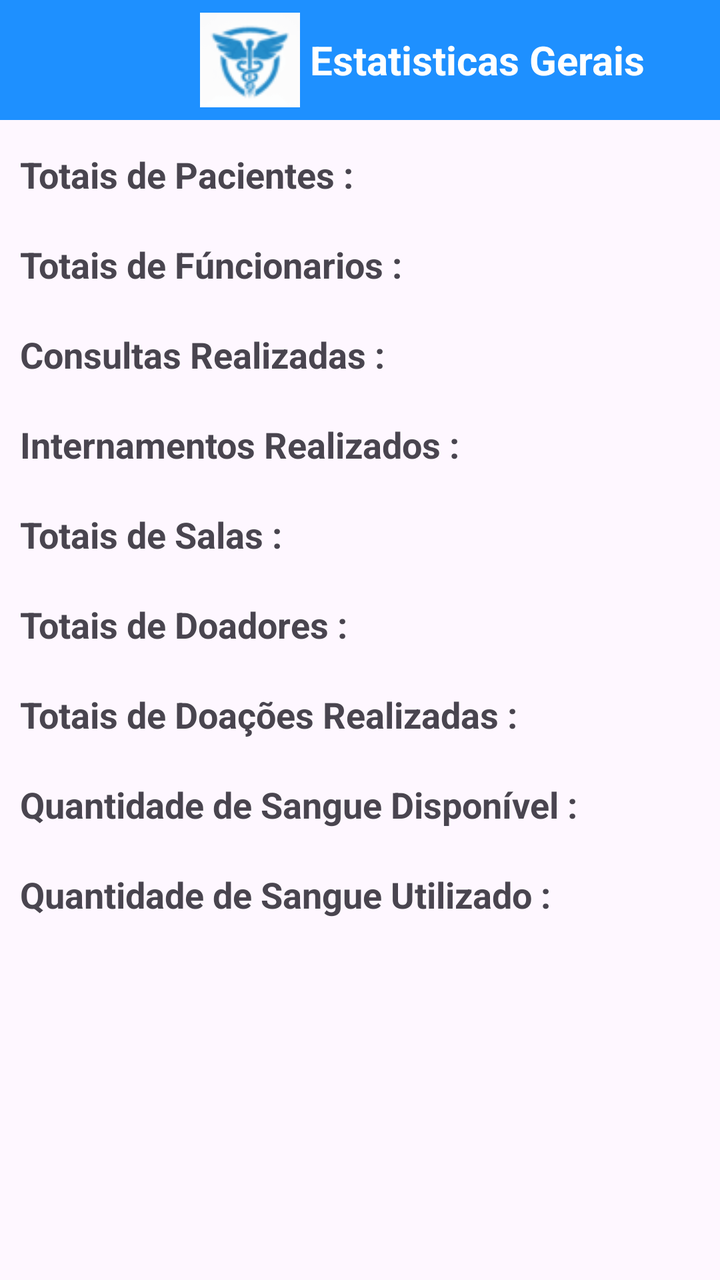
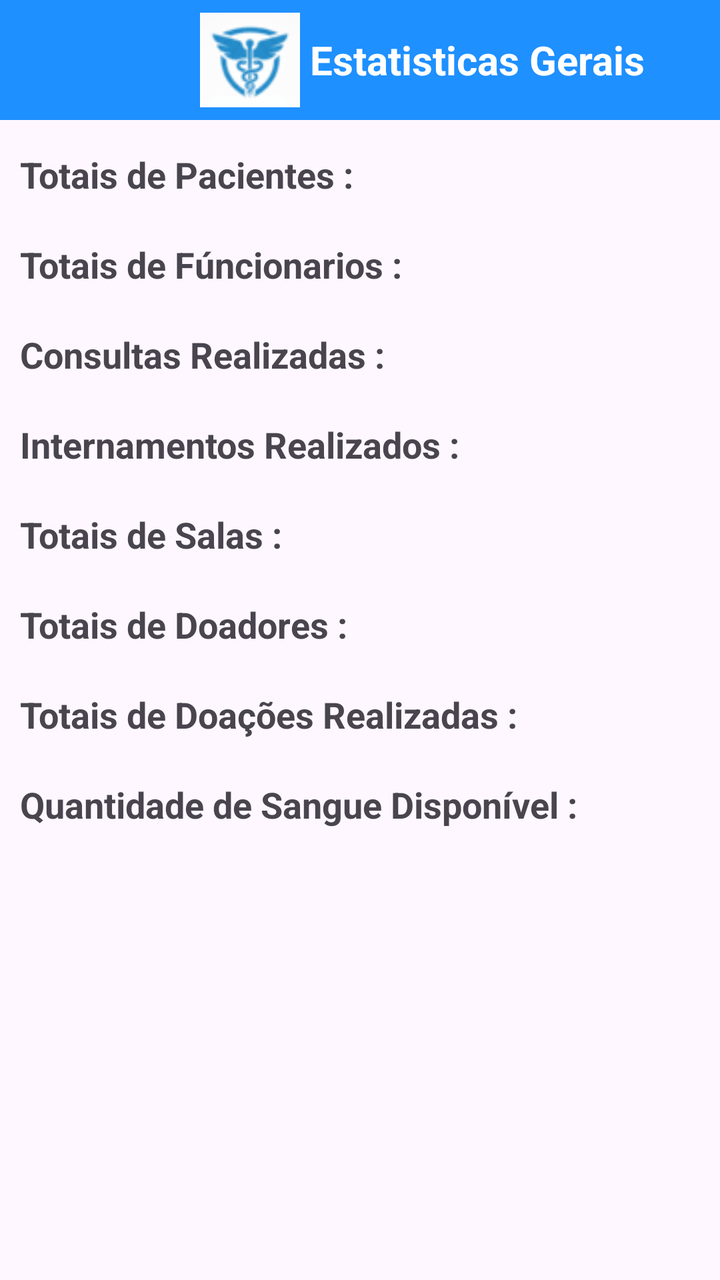

Before-and-after screenshots of an Android layout around one commit, followed by the original layout XML and the change that was made.
<!-- AndroidManifest.xml: application theme Theme.ProjetoGrupoHospital -->
<!-- res/layout/activity_estatisticas.xml -->
<?xml version="1.0" encoding="utf-8"?>
<LinearLayout xmlns:android="http://schemas.android.com/apk/res/android"
    xmlns:app="http://schemas.android.com/apk/res-auto"
    xmlns:tools="http://schemas.android.com/tools"
    android:id="@+id/main"
    android:layout_width="match_parent"
    android:layout_height="match_parent"
    android:orientation="vertical"
    tools:context=".EstatisticasActivity">

    <LinearLayout
        android:layout_width="match_parent"
        android:layout_height="60dp"
        android:orientation="horizontal"
        android:background="#1E90FF">

        <ImageView
            android:layout_marginLeft="100dp"
            android:layout_width="50dp"
            android:layout_height="50dp"
            android:layout_gravity="center"
            android:src="@drawable/logotipo_estatisticas"
            >

        </ImageView>

        <TextView

            android:layout_marginLeft="5dp"
            android:layout_width="180dp"
            android:layout_height="wrap_content"
            android:text="Estatisticas Gerais "
            android:layout_gravity="center"
            android:textStyle="bold"
            android:textSize="20dp"
            android:textColor="@color/white">
        </TextView>

    </LinearLayout>

    <LinearLayout

        android:layout_marginTop="15dp"
        android:layout_width="match_parent"
        android:layout_height="30dp"
        android:orientation="horizontal">

        <TextView

            android:layout_marginLeft="10dp"
            android:layout_width="wrap_content"
            android:layout_height="wrap_content"
            android:text="Totais de Pacientes :"
            android:textStyle="bold"
            android:textSize="18sp">

        </TextView>

        <TextView
            android:id="@+id/totalP"
            android:layout_marginLeft="5dp"
            android:layout_width="50dp"
            android:layout_height="19dp"
            >

        </TextView>

    </LinearLayout>

    <LinearLayout
        android:layout_marginTop="15dp"
        android:layout_width="match_parent"
        android:layout_height="30dp"
        android:orientation="horizontal">

        <TextView

            android:layout_marginLeft="10dp"
            android:layout_width="wrap_content"
            android:layout_height="wrap_content"
            android:text="Totais de Fúncionarios :"
            android:textStyle="bold"
            android:textSize="18sp">

        </TextView>

        <TextView
            android:id="@+id/totalF"
            android:layout_marginLeft="5dp"
            android:layout_width="50dp"
            android:layout_height="19dp"
            >

        </TextView>

    </LinearLayout>

    <LinearLayout

        android:layout_marginTop="15dp"
        android:layout_width="match_parent"
        android:layout_height="30dp"
        android:orientation="horizontal">

        <TextView

            android:layout_marginLeft="10dp"
            android:layout_width="wrap_content"
            android:layout_height="wrap_content"
            android:text="Consultas Realizadas :"
            android:textStyle="bold"
            android:textSize="18sp">

        </TextView>

        <TextView
            android:id="@+id/totalR"
            android:layout_marginLeft="5dp"
            android:layout_width="50dp"
            android:layout_height="19dp"
          >

        </TextView>

    </LinearLayout>

    <LinearLayout
        android:layout_marginTop="15dp"
        android:layout_width="match_parent"
        android:layout_height="30dp"
        android:orientation="horizontal">

        <TextView

            android:layout_marginLeft="10dp"
            android:layout_width="wrap_content"
            android:layout_height="wrap_content"
            android:text="Internamentos Realizados :"
            android:textStyle="bold"
            android:textSize="18sp">

        </TextView>

        <TextView
            android:id="@+id/totalIR"
            android:layout_marginLeft="5dp"
            android:layout_width="50dp"
            android:layout_height="19dp"
  >

        </TextView>

    </LinearLayout>

    <LinearLayout
        android:layout_marginTop="15dp"
        android:layout_width="match_parent"
        android:layout_height="30dp"
        android:orientation="horizontal">

        <TextView

            android:layout_marginLeft="10dp"
            android:layout_width="wrap_content"
            android:layout_height="wrap_content"
            android:text="Totais de Salas :"
            android:textStyle="bold"
            android:textSize="18sp">

        </TextView>

        <TextView
            android:id="@+id/totalS"
            android:layout_marginLeft="5dp"
            android:layout_width="50dp"
            android:layout_height="19dp"
            >

        </TextView>

    </LinearLayout>

    <LinearLayout
        android:layout_marginTop="15dp"
        android:layout_width="match_parent"
        android:layout_height="30dp"
        android:orientation="horizontal">

        <TextView

            android:layout_marginLeft="10dp"
            android:layout_width="wrap_content"
            android:layout_height="wrap_content"
            android:text="Totais de Doadores :"
            android:textStyle="bold"
            android:textSize="18sp">

        </TextView>

        <TextView
            android:id="@+id/totalD"
            android:layout_marginLeft="5dp"
            android:layout_width="50dp"
            android:layout_height="19dp"
         >

        </TextView>

    </LinearLayout>

    <LinearLayout
        android:layout_marginTop="15dp"
        android:layout_width="match_parent"
        android:layout_height="30dp"
        android:orientation="horizontal">

        <TextView

            android:layout_marginLeft="10dp"
            android:layout_width="wrap_content"
            android:layout_height="wrap_content"
            android:text="Totais de Doações Realizadas :"
            android:textStyle="bold"
            android:textSize="18sp">

        </TextView>

        <TextView
            android:id="@+id/totalDR"
            android:layout_marginLeft="5dp"
            android:layout_width="50dp"
            android:layout_height="19dp"
       >

        </TextView>

    </LinearLayout>

    <LinearLayout
        android:layout_marginTop="15dp"
        android:layout_width="match_parent"
        android:layout_height="30dp"
        android:orientation="horizontal">

        <TextView

            android:layout_marginLeft="10dp"
            android:layout_width="wrap_content"
            android:layout_height="wrap_content"
            android:text="Quantidade de Sangue Disponível :"
            android:textStyle="bold"
            android:textSize="18sp">

        </TextView>

        <TextView
            android:id="@+id/TotalQSD"
            android:layout_marginLeft="5dp"
            android:layout_width="50dp"
            android:layout_height="19dp"
      >

        </TextView>

    </LinearLayout>

    <LinearLayout
        android:layout_marginTop="15dp"
        android:layout_width="match_parent"
        android:layout_height="30dp"
        android:orientation="horizontal">

        <TextView

            android:layout_marginLeft="10dp"
            android:layout_width="wrap_content"
            android:layout_height="wrap_content"
            android:text="Quantidade de Sangue Utilizado :"
            android:textStyle="bold"
            android:textSize="18sp">

        </TextView>

        <TextView
            android:id="@+id/totalSU"
            android:layout_marginLeft="5dp"
            android:layout_width="50dp"
            android:layout_height="19dp"
           >

        </TextView>

    </LinearLayout>

</LinearLayout>
<!-- resources referenced by this layout -->
<resources>
  <color name="white">#FFFFFFFF</color>
  <!-- drawable logotipo_estatisticas: png bitmap (drawable, 903 bytes) -->
  <style name="Theme.ProjetoGrupoHospital" parent="Base.Theme.ProjetoGrupoHospital" />
  <style name="Base.Theme.ProjetoGrupoHospital" parent="Theme.Material3.DayNight.NoActionBar">
          
          
      </style>
</resources>

<!-- the commit's change to res/layout/activity_estatisticas.xml (unified diff, before → after) -->
@@ -264,32 +264,6 @@
 
     </LinearLayout>
 
-    <LinearLayout
-        android:layout_marginTop="15dp"
-        android:layout_width="match_parent"
-        android:layout_height="30dp"
-        android:orientation="horizontal">
-
-        <TextView
-
-            android:layout_marginLeft="10dp"
-            android:layout_width="wrap_content"
-            android:layout_height="wrap_content"
-            android:text="Quantidade de Sangue Utilizado :"
-            android:textStyle="bold"
-            android:textSize="18sp">
-
-        </TextView>
-
-        <TextView
-            android:id="@+id/totalSU"
-            android:layout_marginLeft="5dp"
-            android:layout_width="50dp"
-            android:layout_height="19dp"
-           >
-
-        </TextView>
-
-    </LinearLayout>
+
 
 </LinearLayout>
